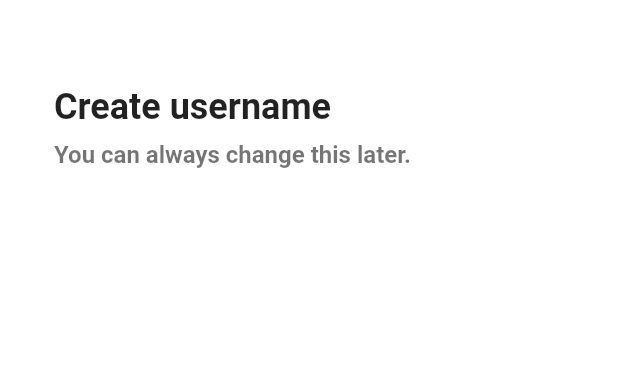
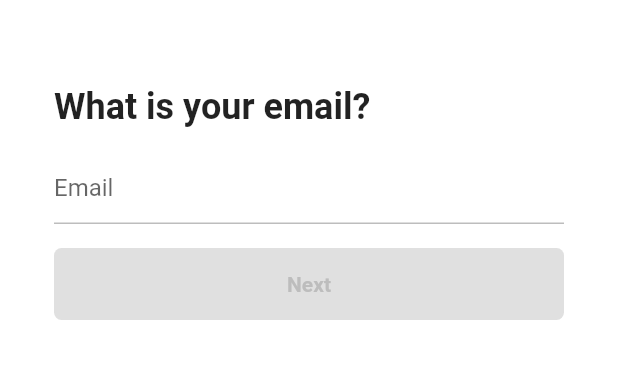
Before and after one commit to Kimyongba/tiltok_clone, a Flutter app: the EmailScreen screen opened directly, on a phone screen of 412 x 824 dp, the part 58-437 px from its top. Run offline on Flutter 3.47's test engine with Material 2 defaults, Android fonts, the phone set to English and light mode, and no system bars; our stand-ins replace font_awesome_flutter.

Commit message:
4.5 FormButton

```diff
--- a/lib/features/authentication/email_screen.dart
+++ b/lib/features/authentication/email_screen.dart
@@ -1,44 +1,81 @@
 import 'package:flutter/material.dart';
+import 'package:tiktok_clone/features/authentication/widgets/form_button.dart';
 
 import '../../constants/gaps.dart';
 import '../../constants/sizes.dart';
 
-class EmailScreen extends StatelessWidget {
+class EmailScreen extends StatefulWidget {
   const EmailScreen({super.key});
+
+  @override
+  State<EmailScreen> createState() => _UsernameScreenState();
+}
+
+class _UsernameScreenState extends State<EmailScreen> {
+  final TextEditingController _usernameController = TextEditingController();
+
+  String disabled = "";
+
+  @override
+  void initState() {
+    super.initState();
+
+    _usernameController.addListener(() {
+      setState(() {
+        disabled = _usernameController.text;
+      });
+    });
+  }
+
+  @override
+  void dispose() {
+    _usernameController.dispose();
+    super.dispose();
+  }
 
   @override
   Widget build(BuildContext context) {
     return Scaffold(
-      backgroundColor: Colors.white,
       appBar: AppBar(
         title: const Text(
           "Sign up",
         ),
       ),
-      body: const Padding(
-        padding: EdgeInsets.symmetric(
+      body: Padding(
+        padding: const EdgeInsets.symmetric(
           horizontal: Sizes.size36,
         ),
         child: Column(
           crossAxisAlignment: CrossAxisAlignment.start,
           children: [
             Gaps.v40,
-            Text(
-              "Create username",
+            const Text(
+              "What is your email?",
               style: TextStyle(
                 fontSize: Sizes.size24,
                 fontWeight: FontWeight.w700,
               ),
             ),
-            Gaps.v8,
-            Text(
-              "You can always change this later.",
-              style: TextStyle(
-                fontSize: Sizes.size16,
-                fontWeight: FontWeight.w600,
-                color: Colors.black54,
+            Gaps.v16,
+            TextField(
+              controller: _usernameController,
+              decoration: InputDecoration(
+                hintText: "Email",
+                enabledBorder: UnderlineInputBorder(
+                  borderSide: BorderSide(
+                    color: Colors.grey.shade400,
+                  ),
+                ),
+                focusedBorder: UnderlineInputBorder(
+                  borderSide: BorderSide(
+                    color: Colors.grey.shade400,
+                  ),
+                ),
               ),
+              cursorColor: Theme.of(context).primaryColor,
             ),
+            Gaps.v16,
+            FormButton(disabled: disabled.isEmpty)
           ],
         ),
       ),
--- /dev/null
+++ b/lib/features/authentication/widgets/form_button.dart
@@ -0,0 +1,41 @@
+import 'package:flutter/material.dart';
+
+import '../../../constants/sizes.dart';
+
+class FormButton extends StatelessWidget {
+  const FormButton({
+    super.key,
+    required this.disabled,
+  });
+
+  final bool disabled;
+
+  @override
+  Widget build(BuildContext context) {
+    return FractionallySizedBox(
+      widthFactor: 1,
+      child: AnimatedContainer(
+        padding: const EdgeInsets.symmetric(
+          vertical: Sizes.size16,
+        ),
+        decoration: BoxDecoration(
+          borderRadius: BorderRadius.circular(Sizes.size5),
+          color:
+              disabled ? Colors.grey.shade300 : Theme.of(context).primaryColor,
+        ),
+        duration: const Duration(milliseconds: 300),
+        child: AnimatedDefaultTextStyle(
+          duration: const Duration(milliseconds: 300),
+          style: TextStyle(
+            color: disabled ? Colors.grey.shade400 : Colors.white,
+            fontWeight: FontWeight.w600,
+          ),
+          child: const Text(
+            'Next',
+            textAlign: TextAlign.center,
+          ),
+        ),
+      ),
+    );
+  }
+}
```
Also changed, not shown: lib/features/authentication/username_screen.dart (+19 -23 lines).
